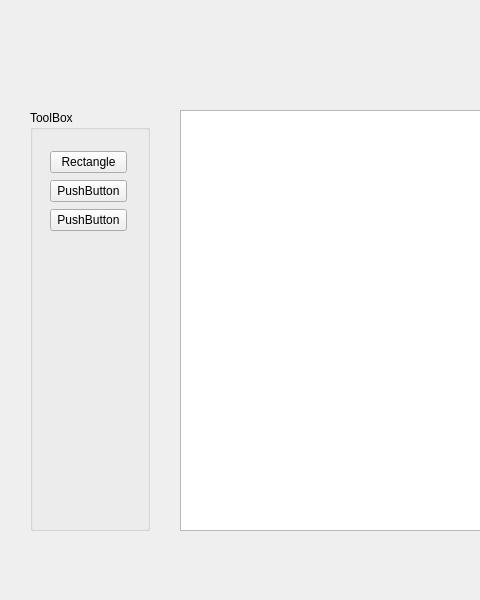
Qt form mainwindow.ui (SathvikaNarla11/paintK) before a commit; both pictures show x 0 to 480 and y 0 to 600 of the 800 by 600 pixel window.
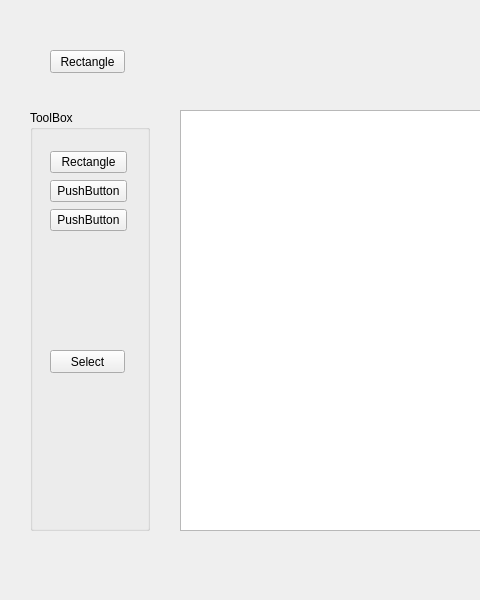
The same form after that commit.

Diff of the .ui file:
```diff
--- a/mainwindow.ui
+++ b/mainwindow.ui
@@ -26,7 +26,7 @@
     <property name="title">
      <string>ToolBox</string>
     </property>
-    <widget class="QWidget" name="">
+    <widget class="QWidget" name="layoutWidget">
      <property name="geometry">
       <rect>
        <x>20</x>
@@ -59,6 +59,19 @@
       </item>
      </layout>
     </widget>
+    <widget class="QPushButton" name="pushButtonSelect">
+     <property name="geometry">
+      <rect>
+       <x>20</x>
+       <y>240</y>
+       <width>75</width>
+       <height>23</height>
+      </rect>
+     </property>
+     <property name="text">
+      <string>Select</string>
+     </property>
+    </widget>
    </widget>
    <widget class="QGraphicsView" name="graphicsView">
     <property name="geometry">
@@ -73,6 +86,19 @@
      <enum>QGraphicsView::NoDrag</enum>
     </property>
    </widget>
+   <widget class="QPushButton" name="pushButtonRectDraw">
+    <property name="geometry">
+     <rect>
+      <x>50</x>
+      <y>50</y>
+      <width>75</width>
+      <height>23</height>
+     </rect>
+    </property>
+    <property name="text">
+     <string>Rectangle</string>
+    </property>
+   </widget>
   </widget>
   <widget class="QMenuBar" name="menubar">
    <property name="geometry">
```
